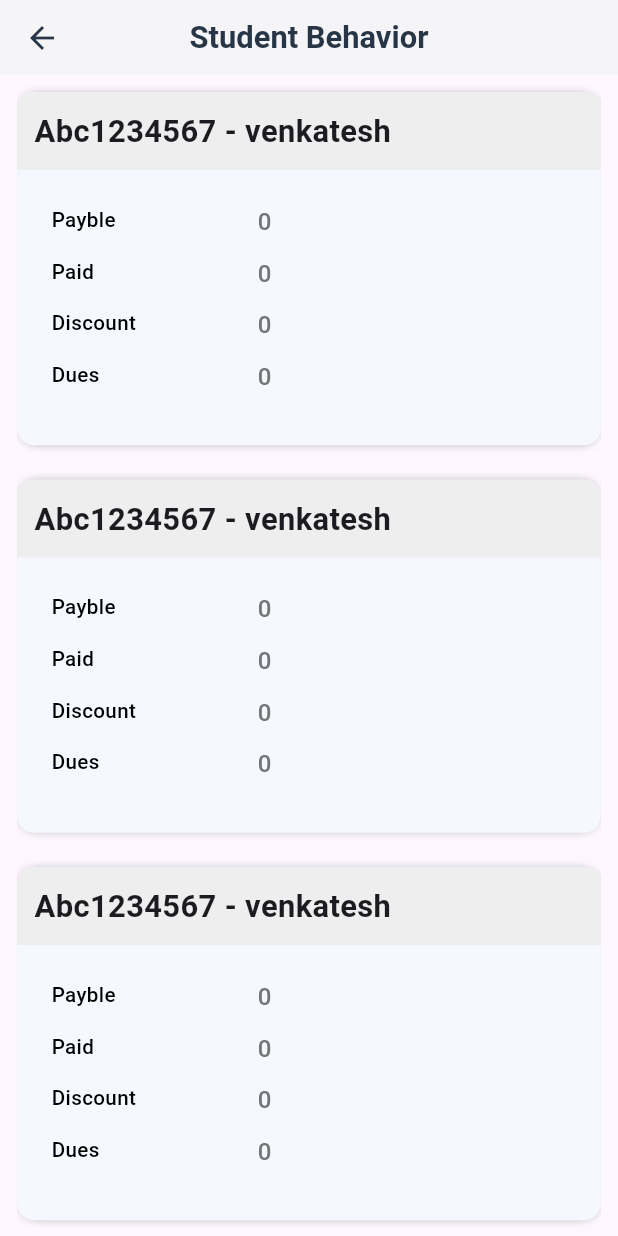
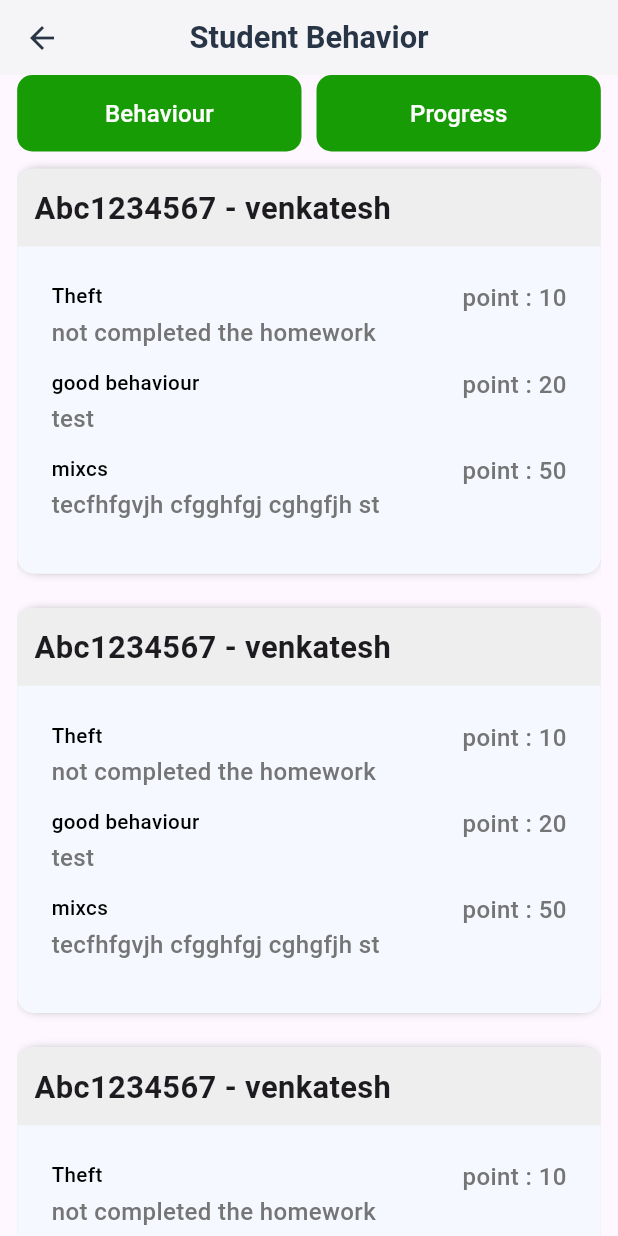
Before and after one commit to kaushikn199/MasterJee, a Flutter app: the StudentBehaviourScreen screen opened directly, on a phone screen of 412 x 824 dp. Run offline on Flutter 3.47's test engine with Material 3 defaults, Android fonts, the phone set to English and light mode, and no system bars; our stand-ins replace cached_network_image, flutter_screenutil, flutter_svg, fluttertoast, get; missing offline and left inert: dart:ffi, file_picker_pro.

```diff
--- a/lib/main.dart
+++ b/lib/main.dart
@@ -12,6 +12,8 @@
 import 'package:masterjee/screens/splash_screen.dart';
 import 'package:masterjee/screens/home/main_screen.dart';
 import 'package:masterjee/screens/signup_screen.dart';
+import 'package:masterjee/screens/student_behaviour/behaviour_screen.dart';
+import 'package:masterjee/screens/student_behaviour/progress_screen.dart';
 import 'package:masterjee/screens/student_behaviour/student_behaviour_screen.dart';
 import 'package:masterjee/screens/student_progress/marksheet_screen.dart';
 import 'package:masterjee/screens/student_progress/overall_screen.dart';
@@ -104,6 +106,8 @@
                         StudentProgressScreen.routeName: (ctx) => const StudentProgressScreen(),
                         OverallScreen.routeName: (ctx) => const OverallScreen(),
                         MarkSheetScreen.routeName: (ctx) => const MarkSheetScreen(),
+                        ProgressScreen.routeName: (ctx) => const ProgressScreen(),
+                        BehaviourScreen.routeName: (ctx) => const BehaviourScreen(),
                       },
                       home: const SplashScreen()),
                 );
--- a/lib/screens/student_behaviour/student_behaviour_screen.dart
+++ b/lib/screens/student_behaviour/student_behaviour_screen.dart
@@ -1,6 +1,9 @@
 import 'package:flutter/material.dart';
 import 'package:flutter_screenutil/flutter_screenutil.dart';
 import 'package:masterjee/constants.dart';
+import 'package:masterjee/screens/student_behaviour/behaviour_screen.dart';
+import 'package:masterjee/screens/student_behaviour/progress_screen.dart';
+import 'package:masterjee/widgets/CommonButton.dart';
 import 'package:masterjee/widgets/app_bar_two.dart';
 import 'package:masterjee/widgets/app_tags.dart';
 import 'package:masterjee/widgets/text.dart';
@@ -15,7 +18,6 @@
 }
 
 class _StudentBehaviourScreenState extends State<StudentBehaviourScreen> {
-
   var _isLoading = false;
   List<int> resultData = [1, 2, 3, 4, 5];
 
@@ -46,23 +48,55 @@
                   mainAxisAlignment: MainAxisAlignment.center,
                   children: [
                     Icon(Icons.hourglass_empty_outlined, size: 100.sp),
-                    CommonText.medium('No Record Found', size: 16.sp, color: kDarkGreyColor, overflow: TextOverflow.fade),
+                    CommonText.medium('No Record Found',
+                        size: 16.sp,
+                        color: kDarkGreyColor,
+                        overflow: TextOverflow.fade),
                   ],
                 ),
               );
             }
             return Padding(
               padding: EdgeInsets.symmetric(horizontal: 10.sp),
-              child: ListView.builder(
-                  shrinkWrap: true,
-                  itemCount: resultData.length,
-                  padding: EdgeInsets.only(top: 10.sp),
-                  itemBuilder: (BuildContext context, int index) {
-                    return assignmentCard(resultData[index], false);
-                  }),
+              child: Column(
+                children: [
+                  Row(
+                    mainAxisSize: MainAxisSize.max,
+                    children: [
+                      Expanded(
+                        child: CommonButton(
+                          text: AppTags.behaviour,
+                          onPressed: () {
+                            Navigator.pushNamed(
+                                context, BehaviourScreen.routeName);
+                          },
+                        ),
+                      ),
+                      const SizedBox(width: 10),
+                      Expanded(
+                        child: CommonButton(
+                          text: AppTags.progress,
+                          onPressed: () {
+                            Navigator.pushNamed(
+                                context, ProgressScreen.routeName);
+                          },
+                        ),
+                      ),
+                    ],
+                  ),
+                  Expanded(
+                    child: ListView.builder(
+                      itemCount: resultData.length,
+                      padding: EdgeInsets.only(top: 10.sp),
+                      itemBuilder: (BuildContext context, int index) {
+                        return assignmentCard(resultData[index], false);
+                      },
+                    ),
+                  ),
+                ],
+              ),
             );
           }),
-
         ],
       ),
     );
@@ -90,7 +124,9 @@
               width: double.maxFinite,
               padding: EdgeInsets.all(10.sp),
               decoration: BoxDecoration(
-                  borderRadius: BorderRadius.only(topRight: Radius.circular(10.r), topLeft: Radius.circular(10.r)),
+                  borderRadius: BorderRadius.only(
+                      topRight: Radius.circular(10.r),
+                      topLeft: Radius.circular(10.r)),
                   color: kToastTextColor),
               child: Row(
                 crossAxisAlignment: CrossAxisAlignment.start,
@@ -105,7 +141,6 @@
                       ),
                     ),
                   ),
-
                 ],
               ),
             ),
@@ -115,13 +150,23 @@
             child: Column(
               crossAxisAlignment: CrossAxisAlignment.start,
               children: [
-                rowValue("Payble",  "0"),
+                rowValue("Theft", "point : 10"),
+                CommonText.medium("not completed the homework",
+                    size: 14.sp,
+                    color: kDarkGreyColor,
+                    overflow: TextOverflow.fade),
                 gap(10.sp),
-                rowValue("Paid", "0"),
+                rowValue("good behaviour", "point : 20"),
+                CommonText.medium("test",
+                    size: 14.sp,
+                    color: kDarkGreyColor,
+                    overflow: TextOverflow.fade),
                 gap(10.sp),
-                rowValue("Discount", "0"),
-                gap(10.sp),
-                rowValue("Dues", "0"),
+                rowValue("mixcs", "point : 50"),
+                CommonText.medium("tecfhfgvjh cfgghfgj cghgfjh st",
+                    size: 14.sp,
+                    color: kDarkGreyColor,
+                    overflow: TextOverflow.fade),
                 gap(10.sp),
               ],
             ),
@@ -133,10 +178,10 @@
 
   rowValue(String key, value) {
     return Row(crossAxisAlignment: CrossAxisAlignment.start, children: [
-      SizedBox(width: 100.sp, child: CommonText.medium(key, size: 12.sp, color: Colors.black)),
+      Expanded(child: CommonText.medium(key, size: 12.sp, color: Colors.black)),
       SizedBox(width: 20.w),
-      CommonText.medium(value, size: 14.sp, color: kDarkGreyColor, overflow: TextOverflow.fade),
+      CommonText.medium(value,
+          size: 14.sp, color: kDarkGreyColor, overflow: TextOverflow.fade),
     ]);
   }
-
 }
--- /dev/null
+++ b/lib/widgets/CommonButton.dart
@@ -0,0 +1,48 @@
+import 'package:flutter/material.dart';
+import 'package:masterjee/constants.dart';
+
+class CommonButton extends StatelessWidget {
+  final String text;
+  final Color color;
+  final VoidCallback onPressed;
+  final double paddingHorizontal;
+  final double paddingVertical;
+
+  const CommonButton({
+    Key? key,
+    required this.text,
+    this.color = colorGreen,
+    required this.onPressed,
+    this.paddingHorizontal = 20.0,
+    this.paddingVertical = 14.0,
+  }) : super(key: key);
+
+  @override
+  Widget build(BuildContext context) {
+    return MaterialButton(
+      elevation: 0,
+      onPressed: onPressed,
+      color: color,
+      padding: EdgeInsets.symmetric(
+        horizontal: paddingHorizontal,
+        vertical: paddingVertical,
+      ),
+      shape: RoundedRectangleBorder(
+        borderRadius: BorderRadiusDirectional.circular(10),
+      ),
+      child: Row(
+        mainAxisAlignment: MainAxisAlignment.center,
+        children: [
+          Text(
+            text,
+            style: const TextStyle(
+              fontSize: 16,
+              color: Colors.white,
+              fontWeight: FontWeight.w500,
+            ),
+          ),
+        ],
+      ),
+    );
+  }
+}
--- a/lib/widgets/app_tags.dart
+++ b/lib/widgets/app_tags.dart
@@ -30,6 +30,8 @@
   static const String leadSection = "Lead Section";
   static const String overall = "Overall";
   static const String markSheet = "MarkSheet";
+  static const String behaviour = "Behaviour";
+  static const String progress  = "Progress";
 
 }
 
```
Also changed, not shown: lib/screens/signup_screen.dart (+6 -23 lines), lib/screens/student_behaviour/behaviour_screen.dart (added, +136 -0 lines), lib/screens/student_behaviour/progress_screen.dart (added, +133 -0 lines).
